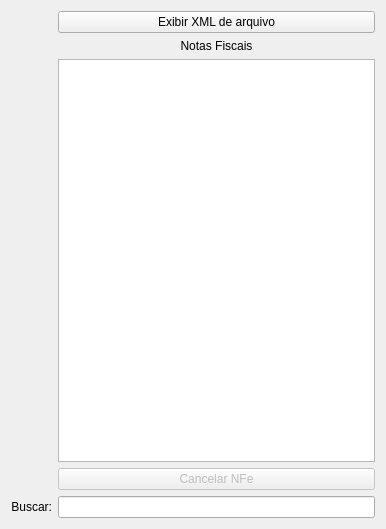
darktorres/ERP-STACCATO, file ui/widgetnfeentrada.ui: the form before one commit.
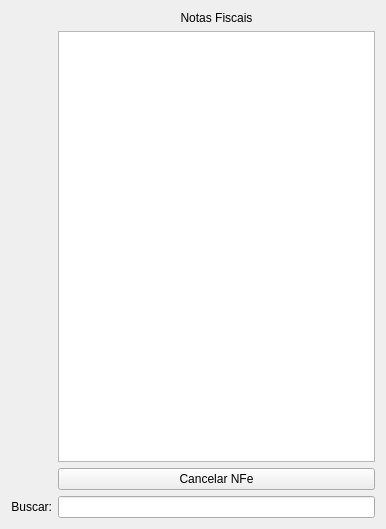
The form after the commit. Custom widgets are drawn as their Qt base class.

Diff of the .ui file:
```diff
--- a/ui/widgetnfeentrada.ui
+++ b/ui/widgetnfeentrada.ui
@@ -14,7 +14,7 @@
    <string>Form</string>
   </property>
   <layout class="QGridLayout" name="gridLayout">
-   <item row="1" column="1">
+   <item row="0" column="1">
     <widget class="QLabel" name="labelNfe">
      <property name="text">
       <string>Notas Fiscais</string>
@@ -44,14 +44,7 @@
      </property>
     </widget>
    </item>
-   <item row="0" column="1">
-    <widget class="QPushButton" name="pushButtonExibirXML">
-     <property name="text">
-      <string>Exibir XML de arquivo</string>
-     </property>
-    </widget>
-   </item>
-   <item row="2" column="1">
+   <item row="1" column="1">
     <widget class="TableView" name="table">
      <property name="mouseTracking">
       <bool>true</bool>
@@ -76,10 +69,10 @@
      </attribute>
     </widget>
    </item>
-   <item row="3" column="1">
+   <item row="2" column="1">
     <widget class="QPushButton" name="pushButtonCancelarNFe">
      <property name="enabled">
-      <bool>false</bool>
+      <bool>true</bool>
      </property>
      <property name="text">
       <string>Cancelar NFe</string>
```
Left out of the diff: 4 changed lines with no effect on the pictures.
